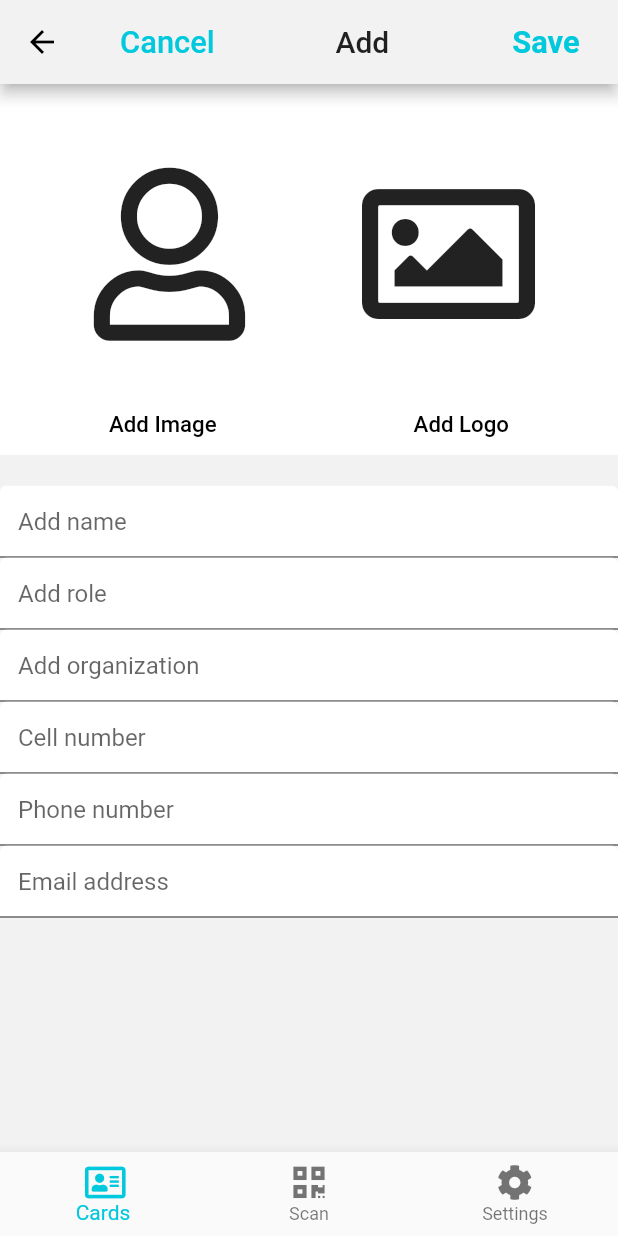
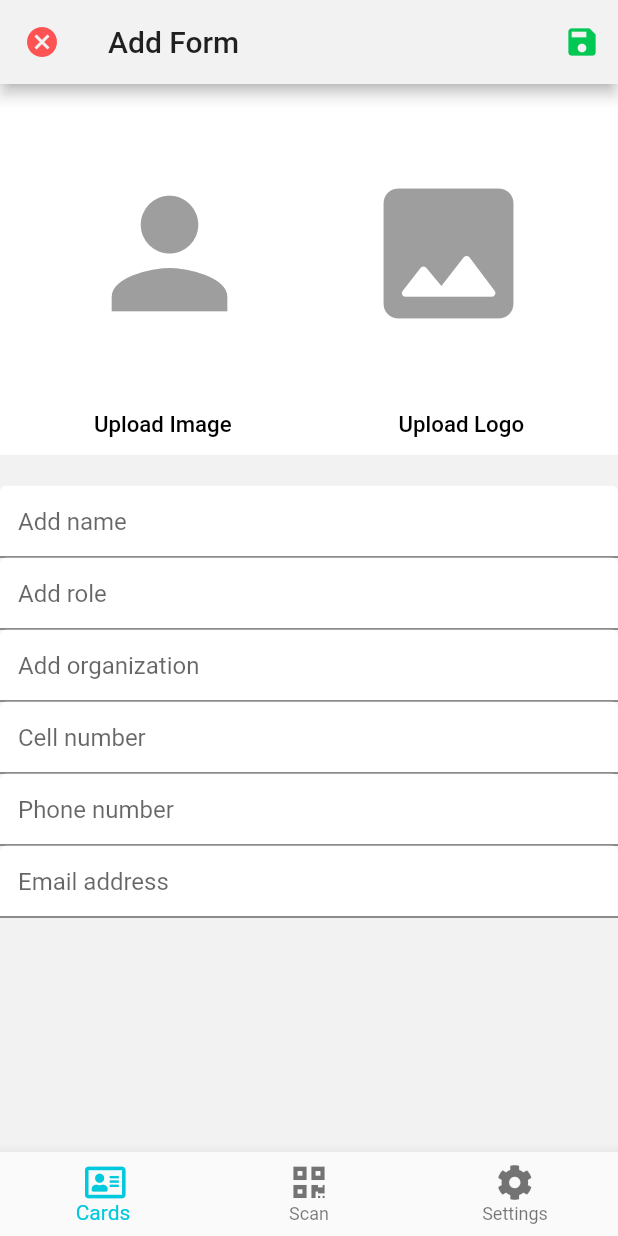
Before and after one commit to fantania/card_clone, a Flutter app: the AddInfoPage screen opened directly, on a phone screen of 412 x 824 dp. Run offline on Flutter 3.47's test engine with Material 2 defaults, Android fonts, the phone set to English and light mode, and no system bars; our stand-ins replace font_awesome_flutter, get.

Commit message:
Class myTextFormField

```diff
--- a/lib/controllers/contact.dart
+++ b/lib/controllers/contact.dart
@@ -6,7 +6,7 @@ class Contact extends GetxController {
   RxString organization = ''.obs;
   RxString cellNumber = ''.obs;
   RxString phoneNumber = ''.obs;
-  RxString emailAdress = ''.obs;
+  RxString emailAddress = ''.obs;
   RxString webSite = ''.obs;
   RxString address = ''.obs;
   RxString facebook = ''.obs;
--- a/lib/screens/add_info_form.dart
+++ b/lib/screens/add_info_form.dart
@@ -1,6 +1,6 @@
 import '/constaints.dart';
 
-import '/widgets/text_field_widget.dart';
+// import '/widgets/text_field_widget.dart';
 // import '/widgets/text_field_widget_with_icon.dart';
 import 'package:flutter/material.dart';
 import 'package:get/get.dart';
@@ -13,16 +13,16 @@ class AddInfoForm extends StatefulWidget {
     return AddInfoFormState();
   }
 }
+var _formKey = GlobalKey<FormState>();
+class AddInfoFormState extends State<AddInfoForm> {
 
-class AddInfoFormState extends State<AddInfoForm> {
-  final _formKey = GlobalKey<FormState>();
-  String _name = '';
-  String _role = '';
-  String _organization = '';
-  String _cellNumber = '';
-  String _poneNumber = '';
+  // String _name = '';
+  // String _role = '';
+  // String _organization = '';
+  // String _cellNumber = '';
+  // String _poneNumber = '';
   //String _faxNumber;
-  String _emailAddress = '';
+  // String _emailAddress = '';
   // String _websiteAddress;
   // String _streetAddress;
   // String _facebook;
@@ -47,43 +47,44 @@ class AddInfoFormState extends State<AddInfoForm> {
             fillColor: textFieldfillColor,
             txtColor: textFieldTextColor,
             errorText: textForEmptyName,
-            storage: _name,
+            storage: _contact.name,
           ),
           myTextFormField(
             hintText: addRole,
             fillColor: textFieldfillColor,
             txtColor: textFieldTextColor,
             errorText: textForEmptyRole,
-            storage: _role,
+            storage: _contact.role,
           ),
           myTextFormField(
             hintText: addOrganization,
             fillColor: textFieldfillColor,
             txtColor: textFieldTextColor,
             errorText: textForEmptyOrganization,
-            storage: _organization,
+            storage: _contact.organization,
           ),
           myTextFormField(
             hintText: cellNumber,
             fillColor: textFieldfillColor,
             txtColor: textFieldTextColor,
             errorText: textForEmptycellNumber,
-            storage: _cellNumber,
+            storage: _contact.cellNumber,
           ),
           myTextFormField(
             hintText: phoneNumber,
             fillColor: textFieldfillColor,
             txtColor: textFieldTextColor,
             errorText: textForEmptyphoneNumber,
-            storage: _poneNumber,
+            storage: _contact.phoneNumber,
           ),
           myTextFormField(
             hintText: emailAddress,
             fillColor: textFieldfillColor,
             txtColor: textFieldTextColor,
             errorText: textForEmptyemailAddress,
-            storage: _emailAddress,
+            storage: _contact.emailAddress,
           ),
+          //! End
           // TextFormField(
           //   style: TextStyle(color: textFieldTextColor),
           //   decoration: InputDecoration(
@@ -198,34 +199,11 @@ class AddInfoFormState extends State<AddInfoForm> {
     );
   }
 
-  putValueInController() {
-    _contact.name.value = _name;
-    print("_contact.name.value ${_contact.name.value}");
-    print("name $_name");
-    _contact.role.value = _role;
-    print("_contact.role.value ${_contact.role.value}");
-    print("role $_role");
-    _contact.organization.value = _organization;
-    _contact.cellNumber.value = _cellNumber;
-    _contact.phoneNumber.value = _poneNumber;
-    _contact.emailAdress.value = _emailAddress;
-    // _contact.webSite.value = _websiteAddress;
-    // _contact.address.value = _streetAddress;
-    // _contact.facebook.value = _facebook;
-    // _contact.skype.value = _skype;
-    // _contact.linkedIn.value = _linkedin;
-    // _contact.twitter.value = _twitter;
-    // _contact.instagram.value = _instagram;
-    // _contact.tiktok.value = _tiktok;
-  }
-
   void validateIput() {
     try {
       if (_formKey.currentState.validate()) {
         print('_contact.name.value: ${_contact.name.value}');
-        print('_name: $_name');
-//    If all data are correct then save data to out variables
-        putValueInController();
+        // print('_name: $_name');
         _formKey.currentState.save();
       }
     } catch (e) {
@@ -238,7 +216,7 @@ class AddInfoFormState extends State<AddInfoForm> {
     Color fillColor,
     Color txtColor,
     String errorText,
-    String storage,
+    RxString storage,
   }) {
     return TextFormField(
       style: TextStyle(color: txtColor),
@@ -251,7 +229,7 @@ class AddInfoFormState extends State<AddInfoForm> {
         return null;
       },
       onChanged: (val) {
-        storage = val;
+        storage.value = val;
       },
     );
   }
--- a/lib/screens/add_info_page.dart
+++ b/lib/screens/add_info_page.dart
@@ -3,11 +3,13 @@ import '/screens/add_info_form.dart';
 import '/screens/show_info.dart';
 import '/widgets/bottom_nav.dart';
 import 'package:flutter/material.dart';
-import 'package:font_awesome_flutter/font_awesome_flutter.dart';
+// import 'package:font_awesome_flutter/font_awesome_flutter.dart';
 import 'package:get/get.dart';
 
+
 class AddInfoPage extends StatelessWidget {
-  final GlobalKey<AddInfoFormState> keyForm = GlobalKey<AddInfoFormState>();
+  // final GlobalKey<AddInfoFormState> keyForm = GlobalKey<AddInfoFormState>();
+
   @override
   Widget build(BuildContext context) {
     double screenWidth = MediaQuery.of(context).size.width;
@@ -16,36 +18,23 @@ class AddInfoPage extends StatelessWidget {
       backgroundColor: scaffolBackGroundColor,
       resizeToAvoidBottomInset: false,
       appBar: AppBar(
-        title: Row(
-          mainAxisAlignment: MainAxisAlignment.spaceBetween,
-          children: [
-            TextButton(
-              onPressed: () {},
-              child: Text(
-                'Cancel',
-                style: TextStyle(
-                  color: blueColor,
-                  fontSize: screenHeight * 0.025,
-                ),
-              ),
-            ),
-            Text('Add'),
-            TextButton(
+        title: Text('Add Form'),
+        leading: IconButton(
+            onPressed: () => Get.back(),
+            icon: Icon(
+              Icons.cancel,
+              color: Colors.redAccent,
+            )),
+        actions: [
+          IconButton(
               onPressed: () {
-                keyForm.currentState.validateIput();
                 Get.to(ShowInfo());
               },
-              child: Text(
-                'Save',
-                style: TextStyle(
-                  color: blueColor,
-                  fontSize: screenHeight * 0.025,
-                  fontWeight: FontWeight.bold,
-                ),
-              ),
-            ),
-          ],
-        ),
+              icon: Icon(
+                Icons.save,
+                color: Colors.greenAccent[700],
+              )),
+        ],
       ),
       body: SingleChildScrollView(
         child: Column(
@@ -62,15 +51,14 @@ class AddInfoPage extends StatelessWidget {
                 children: [
                   Expanded(
                     child: Icon(
-                      FontAwesomeIcons.user,
+                      Icons.person,
                       size: screenHeight * 0.14,
+                      color: Colors.grey,
                     ),
                   ),
                   Expanded(
-                    child: Icon(
-                      FontAwesomeIcons.image,
-                      size: screenHeight * 0.14,
-                    ),
+                    child: Icon(Icons.image_rounded,
+                        size: screenHeight * 0.14, color: Colors.grey),
                   ),
                 ],
               ),
@@ -91,17 +79,17 @@ class AddInfoPage extends StatelessWidget {
                 crossAxisAlignment: CrossAxisAlignment.center,
                 children: [
                   TextButton(
-                    onPressed: () {},
+                    onPressed: () => null,
                     child: Text(
-                      'Add Image',
+                      'Upload Image',
                       style: TextStyle(
                           color: Colors.black, fontSize: screenHeight * 0.018),
                     ),
                   ),
                   TextButton(
-                    onPressed: () {},
+                    onPressed: () => null,
                     child: Text(
-                      'Add Logo',
+                      'Upload Logo',
                       style: TextStyle(
                           color: Colors.black, fontSize: screenHeight * 0.018),
                     ),
@@ -112,7 +100,7 @@ class AddInfoPage extends StatelessWidget {
             SizedBoxBetweenFormFields(
               screenHeight: screenHeight,
             ),
-            AddInfoForm(key: keyForm),
+            AddInfoForm(),
           ],
         ),
       ),
--- a/lib/widgets/text_field_widget.dart
+++ b/lib/widgets/text_field_widget.dart
@@ -3,6 +3,7 @@ import 'package:flutter/material.dart';
 import '../constaints.dart';
 
 class TextFieldWidget extends StatelessWidget {
+
   TextFieldWidget({
     this.hintText,
     this.textIfEmpty,
```
Also changed, not shown: lib/screens/show_info.dart (+47 -33 lines).
